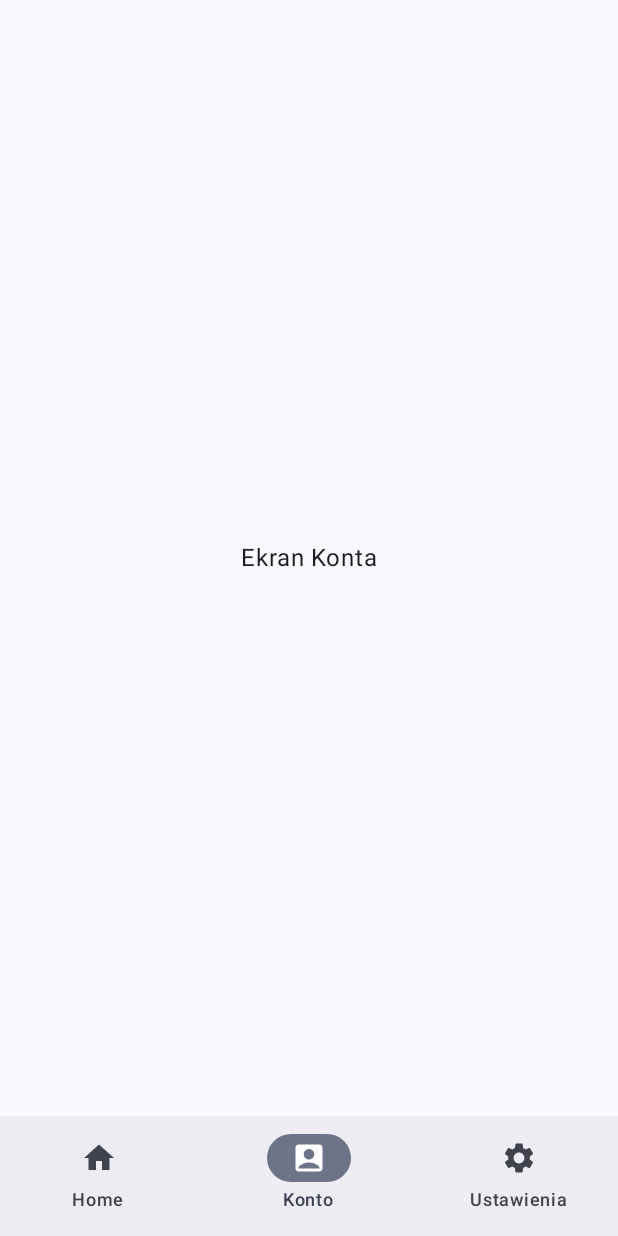
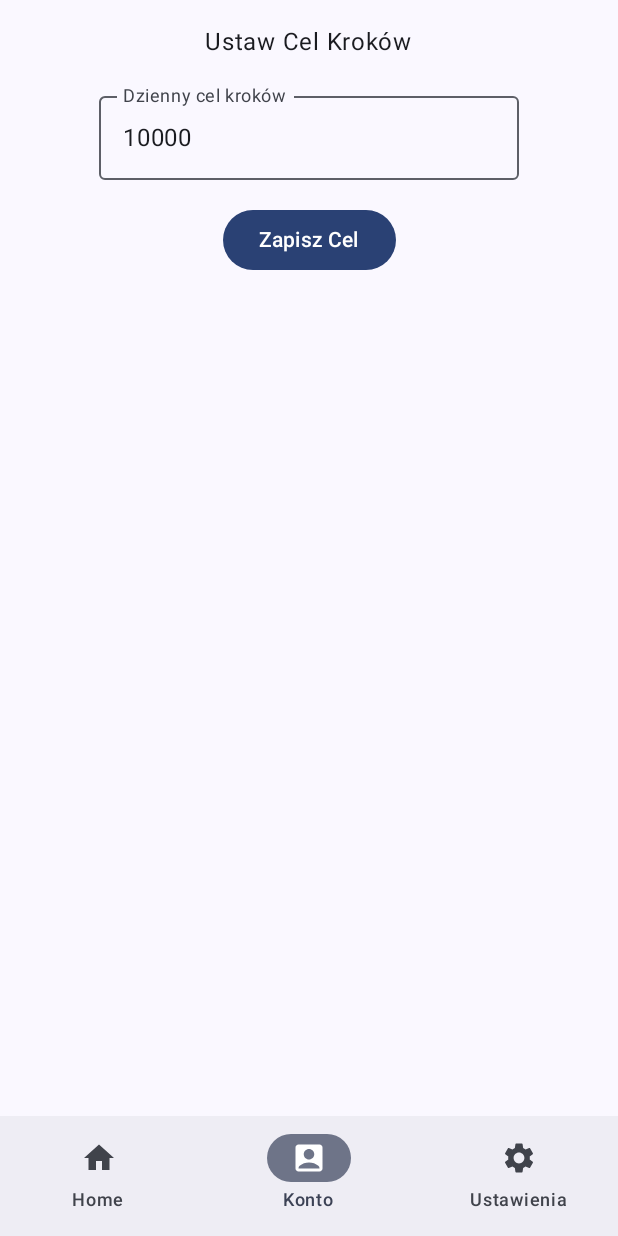
Before and after one commit to dataw1/Krokomierz, an Android app built with Jetpack Compose: the @Preview function ProjektAppPreview, item 2 of the bottom bar chosen, on a phone screen of 412 x 824 dp. Run offline under Robolectric (Android 15) with nearby library versions, the phone set to English and light mode, and no system bars; our stand-ins replace navigation suite.

Commit message:
plikacja zlicza kroki, uzytkownik moze ustawic cel krokow, jednostke metryczna

```diff
--- a/app/build.gradle.kts
+++ b/app/build.gradle.kts
@@ -51,6 +51,7 @@ dependencies {
     implementation(libs.androidx.compose.ui.tooling.preview)
     implementation(libs.androidx.compose.material3)
     implementation(libs.androidx.compose.material3.adaptive.navigation.suite)
+    implementation("androidx.datastore:datastore-preferences:1.1.7")
     testImplementation(libs.junit)
     androidTestImplementation(libs.androidx.junit)
     androidTestImplementation(libs.androidx.espresso.core)
--- a/app/src/main/AndroidManifest.xml
+++ b/app/src/main/AndroidManifest.xml
@@ -1,6 +1,8 @@
 <?xml version="1.0" encoding="utf-8"?>
 <manifest xmlns:android="http://schemas.android.com/apk/res/android"
     xmlns:tools="http://schemas.android.com/tools">
+
+    <uses-permission android:name="android.permission.ACTIVITY_RECOGNITION" />
 
     <application
         android:allowBackup="true"
--- a/app/src/main/java/com/example/projekt/Konto.kt
+++ b/app/src/main/java/com/example/projekt/Konto.kt
@@ -2,26 +2,59 @@ package com.example.projekt
 
 import androidx.compose.foundation.layout.Arrangement
 import androidx.compose.foundation.layout.Column
-import androidx.compose.foundation.layout.fillMaxSize
+import androidx.compose.foundation.layout.Spacer
+import androidx.compose.foundation.layout.fillMaxWidth
+import androidx.compose.foundation.layout.height
 import androidx.compose.foundation.layout.padding
+import androidx.compose.foundation.text.KeyboardOptions
+import androidx.compose.material3.Button
+import androidx.compose.material3.OutlinedTextField
 import androidx.compose.material3.Text
 import androidx.compose.runtime.Composable
+import androidx.compose.runtime.getValue
+import androidx.compose.runtime.mutableStateOf
+import androidx.compose.runtime.remember
+import androidx.compose.runtime.setValue
 import androidx.compose.ui.Alignment
 import androidx.compose.ui.Modifier
+import androidx.compose.ui.text.input.KeyboardType
 import androidx.compose.ui.tooling.preview.Preview
 import androidx.compose.ui.unit.dp
 import com.example.projekt.ui.theme.ProjektTheme
 
 @Composable
-fun AccountScreen(modifier: Modifier = Modifier) {
+fun AccountScreen(
+    currentStepGoal: Int,
+    onStepGoalChange: (Int) -> Unit,
+    modifier: Modifier = Modifier
+) {
+    var textValue by remember(currentStepGoal) { mutableStateOf(currentStepGoal.toString()) }
+
     Column(
         modifier = modifier
-            .fillMaxSize()
-            .padding(16.dp),
-        verticalArrangement = Arrangement.Center,
-        horizontalAlignment = Alignment.CenterHorizontally
+            .padding(16.dp)
+            .fillMaxWidth(),
+        horizontalAlignment = Alignment.CenterHorizontally,
+        verticalArrangement = Arrangement.Center
     ) {
-        Text(text = "Ekran Konta")
+        Text("Ustaw Cel Kroków")
+        Spacer(modifier = Modifier.height(16.dp))
+
+        OutlinedTextField(
+            value = textValue,
+            onValueChange = { textValue = it.filter { char -> char.isDigit() } },
+            label = { Text("Dzienny cel kroków") },
+            keyboardOptions = KeyboardOptions(keyboardType = KeyboardType.Number)
+        )
+
+        Spacer(modifier = Modifier.height(16.dp))
+
+        Button(
+            onClick = { textValue.toIntOrNull()?.let { onStepGoalChange(it) } },
+            enabled = textValue.isNotBlank()
+        ) {
+            Text("Zapisz Cel")
+        }
     }
 }
 
@@ -29,6 +62,6 @@ fun AccountScreen(modifier: Modifier = Modifier) {
 @Composable
 fun AccountScreenPreview() {
     ProjektTheme {
-        AccountScreen()
+        AccountScreen(currentStepGoal = 10000, onStepGoalChange = {})
     }
 }
--- a/app/src/main/java/com/example/projekt/MainActivity.kt
+++ b/app/src/main/java/com/example/projekt/MainActivity.kt
@@ -1,9 +1,13 @@
 package com.example.projekt
 
+import android.Manifest
+import android.content.pm.PackageManager
+import android.os.Build
 import android.os.Bundle
 import androidx.activity.ComponentActivity
 import androidx.activity.compose.setContent
 import androidx.activity.enableEdgeToEdge
+import androidx.activity.result.contract.ActivityResultContracts
 import androidx.compose.foundation.isSystemInDarkTheme
 import androidx.compose.foundation.layout.fillMaxSize
 import androidx.compose.foundation.layout.padding
@@ -18,96 +22,134 @@ import androidx.compose.material3.adaptive.navigationsuite.NavigationSuiteScaffo
 import androidx.compose.runtime.Composable
 import androidx.compose.runtime.collectAsState
 import androidx.compose.runtime.getValue
+import androidx.compose.runtime.mutableIntStateOf
 import androidx.compose.runtime.mutableStateOf
 import androidx.compose.runtime.rememberCoroutineScope
 import androidx.compose.runtime.saveable.rememberSaveable
+import androidx.compose.runtime.setValue
 import androidx.compose.ui.Modifier
 import androidx.compose.ui.graphics.vector.ImageVector
 import androidx.compose.ui.tooling.preview.PreviewScreenSizes
+import androidx.core.content.ContextCompat
+import androidx.lifecycle.lifecycleScope
+import com.example.projekt.ui.theme.ProjektTheme
 import kotlinx.coroutines.launch
-import com.example.projekt.ui.theme.ProjektTheme
-
-// Importy dla Compose Delegating (konieczne, jeśli nie używasz jawnego dostępu .value)
-import androidx.compose.runtime.setValue
-
 
 class MainActivity : ComponentActivity() {
 
-    // Używamy lateinit do bezpiecznej inicjalizacji (Omija problem 'by lazy')
     private lateinit var themePreferenceManager: ThemePreferenceManager
+    private lateinit var stepCounter: StepCounter
+
+    private var steps by mutableIntStateOf(0)
+
+    private val requestPermissionLauncher = registerForActivityResult(
+        ActivityResultContracts.RequestPermission()
+    ) { isGranted: Boolean ->
+        if (isGranted) {
+            startStepCounter()
+        }
+    }
 
     override fun onCreate(savedInstanceState: Bundle?) {
         super.onCreate(savedInstanceState)
 
-        // Menedżer preferencji jest tworzony w onCreate
-        // Zakładamy, że masz plik ThemePreferenceManager.kt w tym samym pakiecie
         themePreferenceManager = ThemePreferenceManager(applicationContext)
+        stepCounter = StepCounter(applicationContext)
+
+        if (stepCounter.isSensorAvailable()) {
+            if (Build.VERSION.SDK_INT >= Build.VERSION_CODES.Q) {
+                val hasPermission = ContextCompat.checkSelfPermission(
+                    this,
+                    Manifest.permission.ACTIVITY_RECOGNITION
+                ) == PackageManager.PERMISSION_GRANTED
+
+                if (hasPermission) {
+                    startStepCounter()
+                } else {
+                    requestPermissionLauncher.launch(Manifest.permission.ACTIVITY_RECOGNITION)
+                }
+            } else {
+                startStepCounter()
+            }
+        }
 
         enableEdgeToEdge()
         setContent {
-
-            // TRWAŁY ODCZYT: Odczytanie zapisanego stanu motywu
             val isDarkTheme by themePreferenceManager.isDarkTheme.collectAsState(
                 initial = isSystemInDarkTheme()
             )
+            val isMetric by themePreferenceManager.isMetric.collectAsState(initial = true)
+            val stepGoal by themePreferenceManager.stepGoal.collectAsState(initial = 10000)
 
-            // UTWORZENIE SCOPE: Potrzebne do wywołania funkcji zapisu DataStore
             val coroutineScope = rememberCoroutineScope()
 
-            // Przekazanie stanu do ProjektTheme
             ProjektTheme(darkTheme = isDarkTheme) {
                 ProjektApp(
-                    // Przekazujemy odczytany TRWAŁY stan:
                     useDarkTheme = isDarkTheme,
+                    onThemeToggle = { coroutineScope.launch { themePreferenceManager.setDarkTheme(it) } },
+                    useMetric = isMetric,
+                    onMetricToggle = { coroutineScope.launch { themePreferenceManager.setMetric(it) } },
+                    steps = steps,
+                    stepGoal = stepGoal,
+                    onStepGoalChange = { coroutineScope.launch { themePreferenceManager.setStepGoal(it) } }
+                )
+            }
+        }
+    }
 
-                    // Funkcja do trwałego ZAPISU stanu
-                    onThemeToggle = { newThemeState ->
-                        coroutineScope.launch {
-                            themePreferenceManager.setDarkTheme(newThemeState)
-                        }
-                    }
-                )
+    private fun startStepCounter() {
+        lifecycleScope.launch {
+            stepCounter.steps.collect { sessionSteps ->
+                steps = sessionSteps
             }
         }
     }
 }
 
-
 @Composable
 fun ProjektApp(
     useDarkTheme: Boolean,
-    onThemeToggle: (Boolean) -> Unit
+    onThemeToggle: (Boolean) -> Unit,
+    useMetric: Boolean,
+    onMetricToggle: (Boolean) -> Unit,
+    steps: Int,
+    stepGoal: Int,
+    onStepGoalChange: (Int) -> Unit
 ) {
-    // Używamy jawnego dostępu do stanu (val/val) zamiast delegowania (by),
-    // aby uniknąć problemów z getValue/setValue
     val currentDestinationState = rememberSaveable { mutableStateOf(AppDestinations.HOME) }
     val currentDestination = currentDestinationState.value
 
     NavigationSuiteScaffold(
         navigationSuiteItems = {
-            AppDestinations.entries.forEach {
+            for (destination in AppDestinations.entries) {
                 item(
-                    icon = {
-                        Icon(
-                            it.icon,
-                            contentDescription = it.label
-                        )
-                    },
-                    label = { Text(it.label) },
-                    selected = it == currentDestination,
-                    onClick = { currentDestinationState.value = it } // Zapis przez .value
+                    icon = { Icon(destination.icon, contentDescription = destination.label) },
+                    label = { Text(destination.label) },
+                    selected = destination == currentDestination,
+                    onClick = { currentDestinationState.value = destination }
                 )
             }
         }
     ) {
-        Scaffold(modifier = Modifier.fillMaxSize()) { innerPadding ->
+        Scaffold(modifier = Modifier.fillMaxSize()) { scaffoldPadding ->
             when (currentDestination) {
-                AppDestinations.HOME -> HomeScreen(modifier = Modifier.padding(innerPadding))
-                AppDestinations.ACCOUNT -> AccountScreen(modifier = Modifier.padding(innerPadding))
+                AppDestinations.HOME -> HomeScreen(
+                    useMetric = useMetric,
+                    steps = steps,
+                    stepGoal = stepGoal,
+                    modifier = Modifier.padding(scaffoldPadding)
+                )
+                AppDestinations.ACCOUNT -> AccountScreen(
+                    currentStepGoal = stepGoal,
+                    onStepGoalChange = onStepGoalChange,
+                    modifier = Modifier.padding(scaffoldPadding)
+                )
                 AppDestinations.SETTINGS -> SettingsScreen(
                     useDarkTheme = useDarkTheme,
                     onThemeToggle = onThemeToggle,
-                    modifier = Modifier.padding(innerPadding)
+                    useMetric = useMetric,
+                    onMetricToggle = onMetricToggle,
+                    modifier = Modifier.padding(scaffoldPadding)
                 )
             }
         }
@@ -129,7 +171,12 @@ fun ProjektAppPreview() {
     ProjektTheme {
         ProjektApp(
             useDarkTheme = false,
-            onThemeToggle = {}
+            onThemeToggle = {},
+            useMetric = true,
+            onMetricToggle = {},
+            steps = 12345,
+            stepGoal = 10000,
+            onStepGoalChange = {}
         )
     }
 }
--- a/app/src/main/java/com/example/projekt/home.kt
+++ b/app/src/main/java/com/example/projekt/home.kt
@@ -10,32 +10,58 @@ import androidx.compose.ui.unit.dp
 import androidx.compose.ui.unit.sp
 import com.example.projekt.ui.theme.ProjektTheme
 import androidx.compose.runtime.remember
-import androidx.compose.ui.text.capitalize
-import androidx.compose.ui.text.intl.Locale
 import androidx.compose.material3.ChipColors
 import androidx.compose.ui.graphics.Color
+import androidx.compose.ui.text.style.TextAlign
+import kotlinx.coroutines.delay
+import java.text.SimpleDateFormat
+import java.util.Calendar
+import java.util.Date
 
-// Enumerator do zarządzania widokiem wykresu
-enum class TimePeriod {
-    DAY,
-    WEEK,
-    MONTH
+// Enumerator do zarządzania widokiem wykresu z polskimi etykietami
+enum class TimePeriod(val label: String) {
+    DAY("Dzień"),
+    WEEK("Tydzień"),
+    MONTH("Miesiąc")
 }
 
 // Model danych dla wykresu (uproszczony)
-data class StepData(val label: String, val steps: Int)
+data class StepData(val label: String, var steps: Int)
 
 @Composable
-fun HomeScreen(modifier: Modifier = Modifier) {
-    // Stan przechowujący aktualnie wybrany zakres czasu
+fun HomeScreen(
+    useMetric: Boolean,
+    steps: Int,
+    stepGoal: Int,
+    modifier: Modifier = Modifier
+) {
     var selectedPeriod by remember { mutableStateOf(TimePeriod.DAY) }
+    val stepLengthCm = 80 // Długość kroku w cm
 
-    // Dane demonstracyjne zależne od wybranego okresu
-    val currentStepCount = 8542
-    val goal = 10000
+    var currentTime by remember { mutableStateOf("") }
+    val chartData = remember { mutableStateListOf<StepData>() }
 
-    // Modelowanie danych dla wykresu
-    val chartData = getDemoDataForPeriod(selectedPeriod)
+    // This effect now correctly updates the stateful chart data
+    LaunchedEffect(steps, selectedPeriod) {
+        updateChartData(chartData, steps, selectedPeriod)
+    }
+
+    // LaunchedEffect to update the time every second
+    LaunchedEffect(Unit) {
+        val sdf = SimpleDateFormat("HH:mm:ss", java.util.Locale.getDefault())
+        while (true) {
+            currentTime = sdf.format(Date())
+            delay(1000)
+        }
+    }
+
+    val distance = if (useMetric) {
+        (steps * stepLengthCm) / 100_000.0 // km
+    } else {
+        (steps * stepLengthCm) / 160_934.0 // mile
+    }
+    val distanceFormatted = "%.2f".format(distance)
+    val distanceUnit = if (useMetric) "km" else "mi"
 
     Column(
         modifier = modifier
@@ -43,8 +69,12 @@ fun HomeScreen(modifier: Modifier = Modifier) {
             .padding(16.dp),
         horizontalAlignment = Alignment.CenterHorizontally
     ) {
+        Text(
+            text = currentTime,
+            style = MaterialTheme.typography.headlineMedium,
+            modifier = Modifier.padding(bottom = 16.dp)
+        )
 
-        // 1. GŁÓWNY LICZNIK KROKÓW (Wskaźnik Postępu)
         Card(
             modifier = Modifier
                 .fillMaxWidth()
@@ -56,22 +86,33 @@ fun HomeScreen(modifier: Modifier = Modifier) {
             ) {
                 Text("Kroki Dzisiaj", style = MaterialTheme.typography.titleLarge)
                 Spacer(Modifier.height(8.dp))
+
                 Text(
-                    text = currentStepCount.toString(),
+                    text = steps.toString(),
                     fontSize = 52.sp,
                     color = MaterialTheme.colorScheme.primary
                 )
-                Text("Cel: $goal kroków", style = MaterialTheme.typography.bodyMedium)
+                if (steps >= stepGoal) {
+                    Text(
+                        "Cel dzienny osiągnięty!",
+                        style = MaterialTheme.typography.bodyMedium,
+                        color = MaterialTheme.colorScheme.tertiary
+                    )
+                } else {
+                    Text("Cel: $stepGoal kroków", style = MaterialTheme.typography.bodyMedium)
+                }
+                Spacer(Modifier.height(4.dp))
+                Text("Dystans: $distanceFormatted $distanceUnit", style = MaterialTheme.typography.bodyMedium)
                 Spacer(Modifier.height(16.dp))
                 LinearProgressIndicator(
-                    progress = currentStepCount / goal.toFloat(),
+                    progress = { (steps.toFloat() / stepGoal.toFloat()).coerceIn(0f, 1f) },
                     modifier = Modifier.fillMaxWidth().height(12.dp),
-                    color = if (currentStepCount >= goal) MaterialTheme.colorScheme.tertiary else MaterialTheme.colorScheme.primary
+                    color = if (steps >= stepGoal) MaterialTheme.colorScheme.tertiary else MaterialTheme.colorScheme.primary
                 )
             }
         }
 
-        // 2. WYBÓR OKRESU (Chips)
+        // The chips for period selection are now always visible
         Row(
             modifier = Modifier
                 .fillMaxWidth()
@@ -85,8 +126,7 @@ fun HomeScreen(modifier: Modifier = Modifier) {
 
                 AssistChip(
                     onClick = { selectedPeriod = period },
-                    label = { Text(period.name.lowercase().capitalize(Locale.current)) },
-                    // Użycie ChipColors do rozwiązania problemu ChipDefaults
+                    label = { Text(period.label) },
                     colors = ChipColors(
                         containerColor = chipContainerColor,
                         labelColor = chipLabelColor,
@@ -102,7 +142,13 @@ fun HomeScreen(modifier: Modifier = Modifier) {
             }
         }
 
-        // 3. WYKRES KROKÓW (Placeholder)
+        // The chart is now conditionally displayed based on the selected period
+        val shouldShowChart = when (selectedPeriod) {
+            TimePeriod.DAY -> steps > 0
+            TimePeriod.WEEK, TimePeriod.MONTH -> true
+        }
+
+        if (shouldShowChart) {
             Card(
                 modifier = Modifier
                     .fillMaxWidth()
@@ -115,11 +161,10 @@ fun HomeScreen(modifier: Modifier = Modifier) {
                     verticalArrangement = Arrangement.SpaceBetween
                 ) {
                     Text(
-                    text = "Wykres Kroków (${selectedPeriod.name.capitalize(Locale.current)})",
+                        text = "Wykres Kroków (${selectedPeriod.label})",
                         style = MaterialTheme.typography.headlineSmall
                     )
 
-                // MIEJSCE NA WYKRES: Na razie wyświetlamy dane tekstowo
                     Column(horizontalAlignment = Alignment.Start) {
                         chartData.forEach { data ->
                             Text("${data.label}: ${data.steps} kroków", style = MaterialTheme.typography.bodySmall)
@@ -129,40 +174,61 @@ fun HomeScreen(modifier: Modifier = Modifier) {
             }
         }
     }
+}
 
-// Funkcja zwracająca dane demonstracyjne
-private fun getDemoDataForPeriod(period: TimePeriod): List<StepData> {
-    return when (period) {
-        TimePeriod.DAY -> listOf(
-            StepData("00-04", 150),
-            StepData("04-08", 1200),
-            StepData("08-12", 3000),
-            StepData("12-16", 4500),
-            StepData("16-20", 2500),
-            StepData("20-24", 500)
-        )
-        TimePeriod.WEEK -> listOf(
-            StepData("Pon", 5200),
-            StepData("Wto", 8500),
-            StepData("Śro", 10200),
-            StepData("Czw", 9100),
-            StepData("Pią", 12000),
-            StepData("Sob", 4500),
-            StepData("Nie", 3100)
-        )
-        TimePeriod.MONTH -> listOf(
-            StepData("Tydz 1", 55000),
-            StepData("Tydz 2", 75000),
-            StepData("Tydz 3", 62000),
-            StepData("Tydz 4", 88000)
-        )
+private fun updateChartData(chartData: MutableList<StepData>, currentTotalSteps: Int, period: TimePeriod) {
+    if (period != TimePeriod.DAY) {
+        // For WEEK and MONTH, we just show placeholder data and don't need the stateful logic.
+        chartData.clear()
+        if (period == TimePeriod.WEEK) {
+            chartData.addAll(listOf(
+                StepData("Pon", 5200), StepData("Wto", 8500), StepData("Śro", 10200),
+                StepData("Czw", 9100), StepData("Pią", 12000), StepData("Sob", 4500), StepData("Nie", 3100)
+            ))
+        } else if (period == TimePeriod.MONTH) {
+            chartData.addAll(listOf(
+                StepData("Tydzień 1", 55000), StepData("Tydzień 2", 75000),
+                StepData("Tydzień 3", 62000), StepData("Tydzień 4", 88000)
+            ))
+        }
+        return
+    }
+
+    if (period == TimePeriod.DAY && chartData.any { !it.label.contains(":") }) {
+        // If we switch to DAY view, clear the old placeholder data
+        chartData.clear()
+    }
+
+    val calendar = Calendar.getInstance()
+    val currentHour = calendar.get(Calendar.HOUR_OF_DAY)
+    val currentHourLabel = "${currentHour.toString().padStart(2, '0')}:00"
+
+    val totalStepsInChart = chartData.sumOf { it.steps }
+    val newStepsSinceLastUpdate = currentTotalSteps - totalStepsInChart
+
+    if (newStepsSinceLastUpdate < 0) {
+        // This can happen if the sensor resets (e.g. app restart). Clear and start over.
+        chartData.clear()
+        chartData.add(StepData(label = currentHourLabel, steps = currentTotalSteps))
+        return
+    }
+
+    val currentHourData = chartData.find { it.label == currentHourLabel }
+
+    if (currentHourData == null) {
+        // New hour, add a new bar
+        chartData.add(StepData(label = currentHourLabel, steps = newStepsSinceLastUpdate))
+    } else {
+        // Same hour, just update the steps for the current bar
+        currentHourData.steps += newStepsSinceLastUpdate
     }
 }
+
 
 @Preview
 @Composable
 fun HomeScreenPreview() {
     ProjektTheme {
-        HomeScreen()
+        HomeScreen(useMetric = true, steps = 12345, stepGoal = 10000)
     }
 }
```
Also changed, not shown: app/src/main/java/com/example/projekt/StepCounter.kt (added, +81 -0 lines), app/src/main/java/com/example/projekt/ThemePreferenceManager.kt (added, +47 -0 lines), app/src/main/java/com/example/projekt/Ustawienia.kt (+26 -4 lines). Lines whose indentation alone changed are shown as unchanged.
